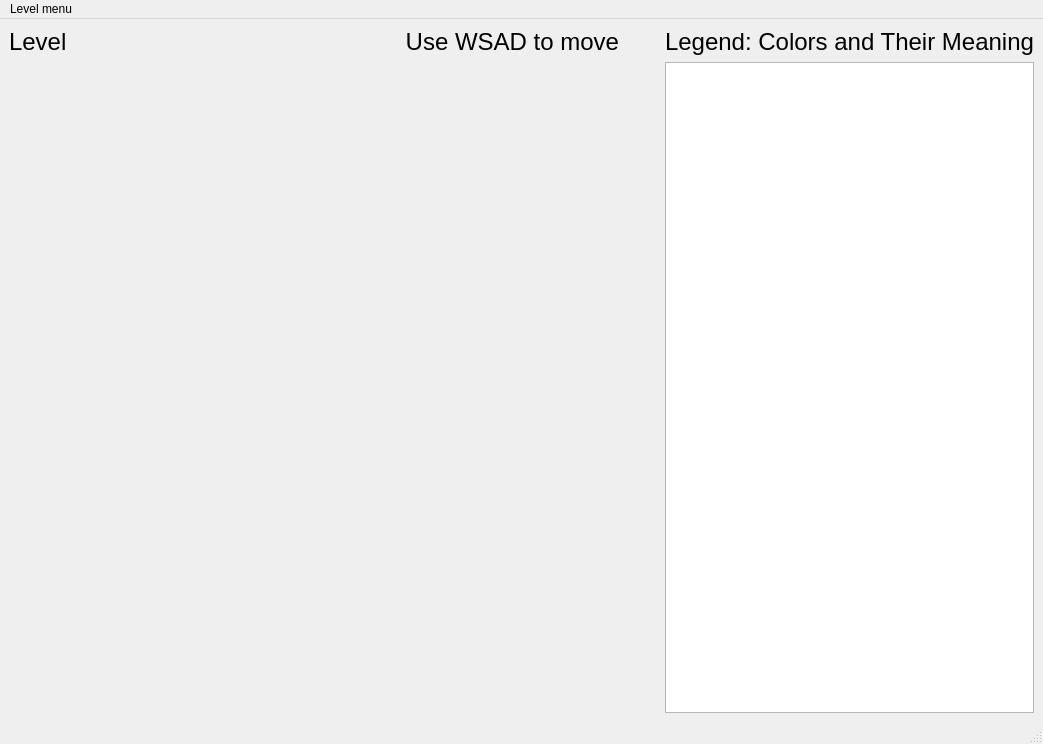
The window that sokoban.ui (bakamaster/Sokoban) describes before a commit, drawn with Qt 5.
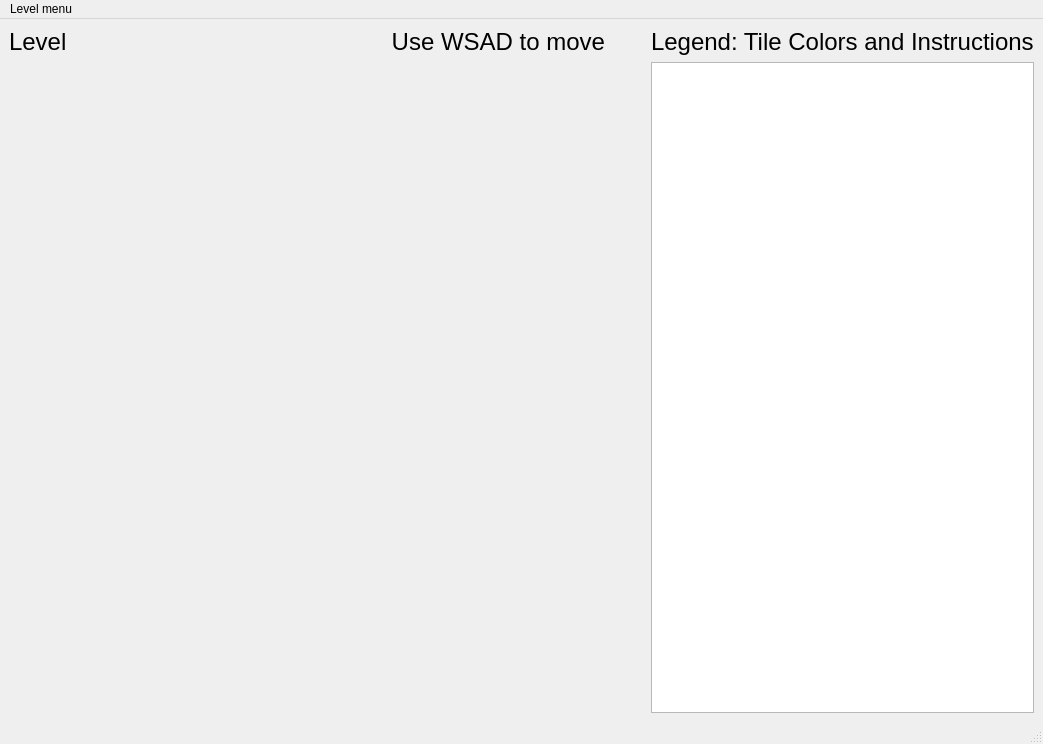
The same window after the commit.

What changed in the file:
```diff
--- a/sokoban.ui
+++ b/sokoban.ui
@@ -122,7 +122,7 @@
         <item>
          <widget class="QLabel" name="legendLabel">
           <property name="text">
-           <string>&lt;html&gt;&lt;head/&gt;&lt;body&gt;&lt;p&gt;&lt;span style=&quot; font-size:18pt;&quot;&gt;Legend: Colors and Their Meaning&lt;/span&gt;&lt;/p&gt;&lt;/body&gt;&lt;/html&gt;</string>
+           <string>&lt;html&gt;&lt;head/&gt;&lt;body&gt;&lt;p&gt;&lt;span style=&quot; font-size:18pt;&quot;&gt;Legend: Tile Colors and Instructions&lt;/span&gt;&lt;/p&gt;&lt;/body&gt;&lt;/html&gt;</string>
           </property>
          </widget>
         </item>
```
